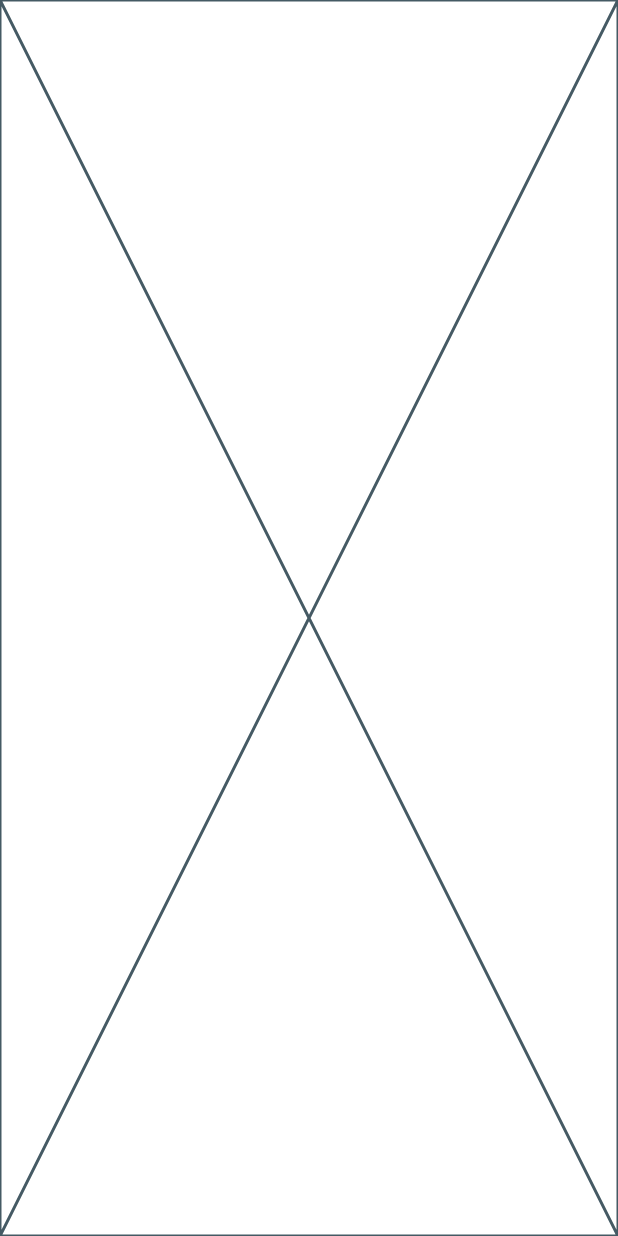
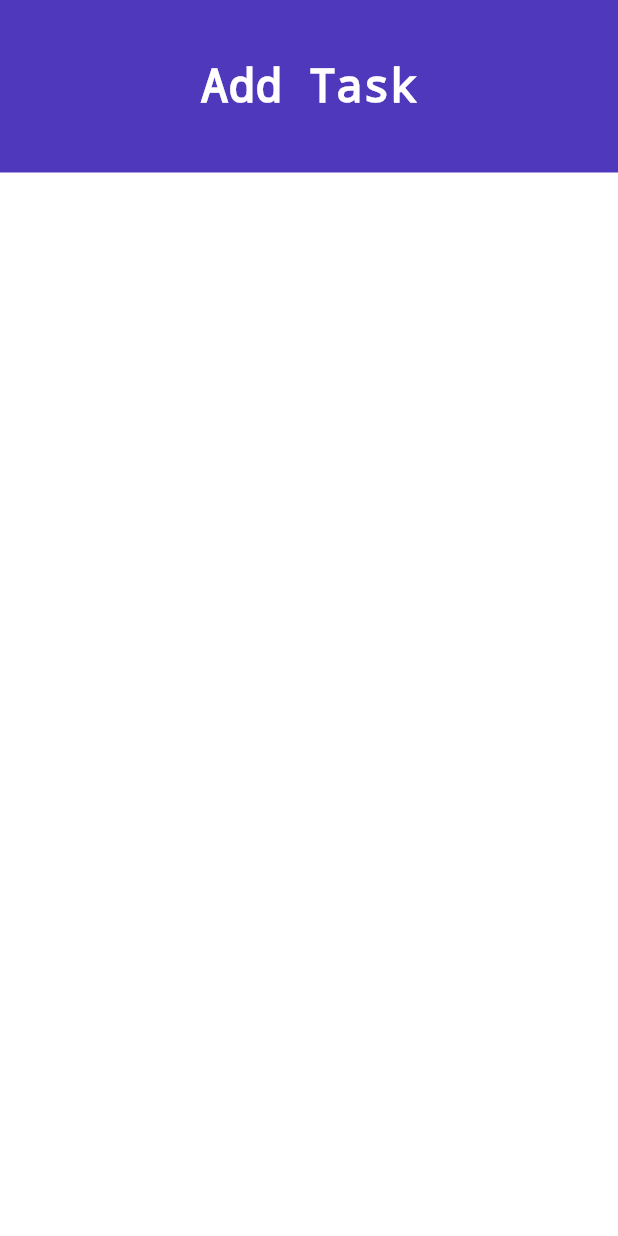
Before and after one commit to edbert2397/todo-app-flutter, a Flutter app: the screen it shows after launch, after a tap on "Add Task", on a phone screen of 412 x 824 dp. Run offline on Flutter 3.47's test engine with Material 3 defaults, Android fonts, the phone set to English and light mode, and no system bars; our stand-ins replace font_awesome_flutter.

Commit message:
create add task text and expanded container below it

```diff
--- a/lib/add_task_screen.dart
+++ b/lib/add_task_screen.dart
@@ -5,6 +5,31 @@ class addTask extends StatelessWidget {
 
   @override
   Widget build(BuildContext context) {
-    return const Placeholder();
+    return Container(
+      decoration: BoxDecoration(
+        color: Color(0xff5038BC),
+      ),
+      child: Column(
+        children: [
+          SizedBox(height: 40),
+          Text(
+            "Add Task",
+            style: TextStyle(
+              color: Colors.white,
+              decoration: TextDecoration.none,
+              fontSize: 30
+            ),
+          ),
+          SizedBox(height: 40),
+          Expanded(
+            child: Container(
+              color: Colors.white,
+
+            ),
+          ),
+        ],
+
+      ),
+    );
   }
 }
```
